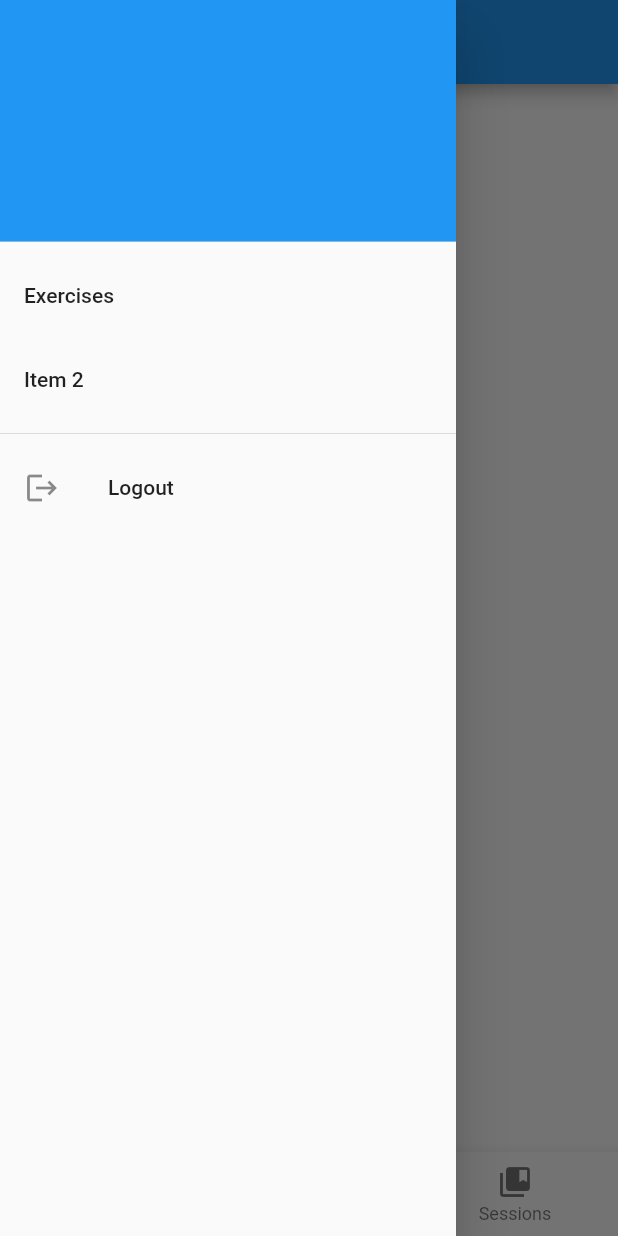
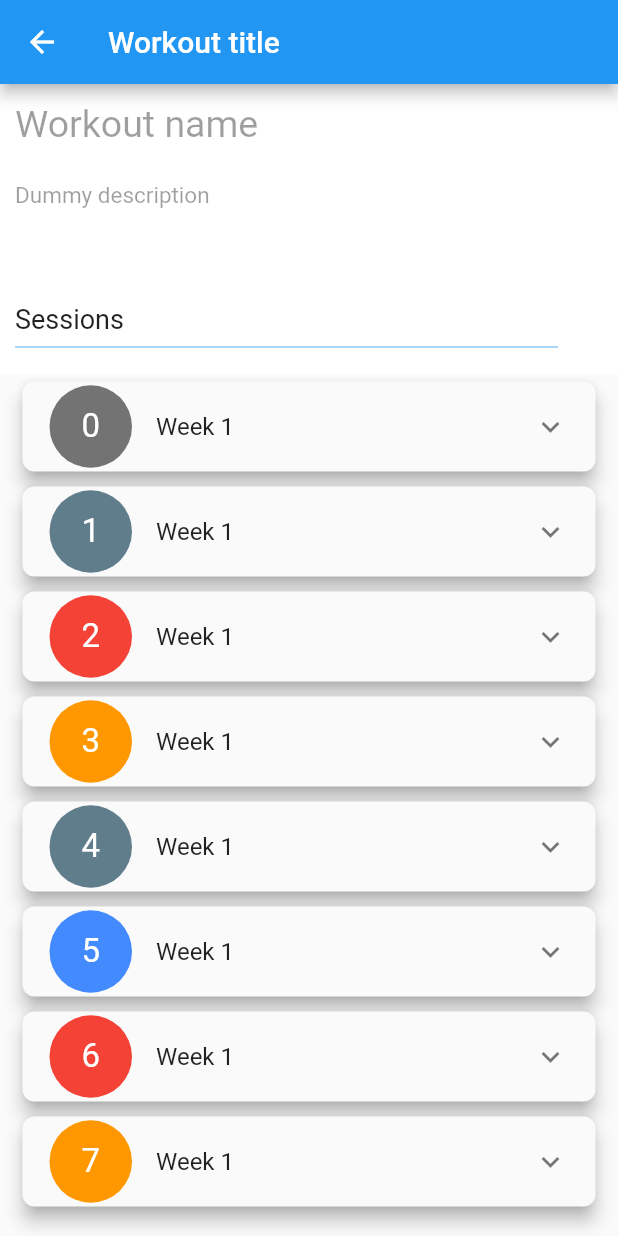
Before and after one commit to pablintino/training-app, a Flutter app: the HomeTabbedWidget screen opened directly, in the side drawer, after a tap on "Item 2", on a phone screen of 412 x 824 dp. Run offline on Flutter 3.47's test engine with Material 2 defaults, Android fonts, the phone set to English and light mode, and no system bars; drawn by our look-alikes of expansion_tile_card; our stand-ins replace bloc, bloc_concurrency, equatable, flutter_bloc, flutter_secure_storage, flutter_slidable and 3 more; missing offline and left inert: flutter_appauth; accounts and stored records are empty; network calls fail.

Commit message:
Added temporal workout detail widget design

```diff
--- a/lib/main.dart
+++ b/lib/main.dart
@@ -9,6 +9,7 @@ import 'package:training_app/repositories/user_auth_repository.dart';
 import 'package:training_app/widgets/exercise_screen/exercise_list_screen_widget.dart';
 import 'package:training_app/widgets/login_screen_widget/login_screen_widget.dart';
 import 'package:training_app/widgets/main_app_widget/main_app_widget.dart';
+import 'package:training_app/widgets/workout_creation_screen_widget/workout_creation_wizard_screen_widget.dart';
 
 void main() {
   WidgetsFlutterBinding.ensureInitialized();
@@ -31,6 +32,7 @@ class MyApp extends StatelessWidget {
             primarySwatch: Colors.blue,
           ),
           routes: {
+            '/test-wizard': (context) => TestStepper(),
             AppRoutes.DEFAULT_ROUTE: (context) => LoginScreenWidget(),
             AppRoutes.LOGIN_SCREEN_ROUTE: (context) => LoginScreenWidget(),
             AppRoutes.HOME_SCREEN_ROUTE: (context) => MainAppWidget(),
--- a/lib/widgets/drawer_navigation_widget/drawer_navigation_widget.dart
+++ b/lib/widgets/drawer_navigation_widget/drawer_navigation_widget.dart
@@ -33,7 +33,7 @@ class DrawerNavigationWidget extends StatelessWidget {
             title: const Text('Item 2'),
             onTap: () {
               // Update the state of the app.
-              // ...
+              Navigator.of(context).pushNamed('/test-wizard');
             },
           ),
           Divider(),
--- /dev/null
+++ b/lib/widgets/workout_creation_screen_widget/workout_creation_wizard_screen_widget.dart
@@ -0,0 +1,265 @@
+import 'package:expansion_tile_card/expansion_tile_card.dart';
+import 'package:flutter/material.dart';
+import 'package:training_app/widgets/two_letters_icon/two_letters_icon.dart';
+
+class TestStepper extends StatelessWidget {
+  const TestStepper({Key? key}) : super(key: key);
+
+  static const String _title = 'Workout title';
+
+  @override
+  Widget build(BuildContext context) {
+    return Scaffold(
+      appBar: AppBar(title: const Text(_title)),
+      body: Widget2(),
+    );
+  }
+}
+
+class Widget2 extends StatefulWidget {
+  @override
+  State<StatefulWidget> createState() => _Widget2State();
+}
+
+class _Widget2State extends State<Widget2> with SingleTickerProviderStateMixin {
+  TabController? controller;
+
+  @override
+  void initState() {
+    super.initState();
+    controller = TabController(length: 3, vsync: this);
+  }
+
+  @override
+  Widget build(BuildContext context) {
+    return NestedScrollView(
+      headerSliverBuilder: (BuildContext context, bool innerBoxIsScrolled) {
+        return [
+          SliverAppBar(
+            automaticallyImplyLeading: false,
+            pinned: false,
+            backgroundColor: Colors.white,
+            flexibleSpace: FlexibleSpaceBar(
+              collapseMode: CollapseMode.pin,
+              background: Column(
+                crossAxisAlignment: CrossAxisAlignment.start,
+                children: <Widget>[
+                  Padding(
+                    padding:
+                        const EdgeInsets.symmetric(vertical: 0, horizontal: 10),
+                    child: TextFormField(
+                      enabled: false,
+                      decoration: InputDecoration(
+                        border: InputBorder.none,
+                        hintText: 'Workout name',
+                      ),
+                      initialValue: 'Workout name',
+                      style: TextStyle(fontSize: 25.0),
+                      textAlign: TextAlign.left,
+                    ),
+                  ),
+                  Padding(
+                    padding:
+                        const EdgeInsets.symmetric(vertical: 0, horizontal: 10),
+                    child: TextFormField(
+                      enabled: false,
+                      decoration: InputDecoration(
+                        border: InputBorder.none,
+                        hintText: 'Workout description',
+                      ),
+                      initialValue:
+                          'Dummy description',
+                      style: TextStyle(fontSize: 15.0),
+                      maxLines: 3,
+                      textAlign: TextAlign.left,
+                    ),
+                  ),
+                ],
+              ),
+            ),
+            bottom: PreferredSize(
+              preferredSize:
+                  Size(double.infinity, MediaQuery.of(context).size.height / 6),
+              child: Padding(
+                padding: const EdgeInsets.all(10.0),
+                child: Column(
+                  children: [
+                    Container(
+                      alignment: AlignmentDirectional.topStart,
+                      child: Text(
+                        'Sessions',
+                        style: TextStyle(fontSize: 18.0),
+                        textAlign: TextAlign.left,
+                      ),
+                    ),
+                    Row(
+                      children: [
+                        Container(
+                          width: MediaQuery.of(context).size.width - 50,
+                          child: Divider(
+                            thickness: 1,
+                            color: Colors.blue.withOpacity(0.5),
+                          ),
+                        ),
+                        Expanded(child: Container())
+                      ],
+                    )
+                  ],
+                ),
+              ),
+            ),
+          )
+        ];
+      },
+      body: Padding(
+          padding: EdgeInsets.symmetric(vertical: 0, horizontal: 10),
+          child: ListView.builder(
+            itemBuilder: (_, idx) => TestCardWidget(idx),
+            itemCount: 8,
+          )),
+    );
+  }
+}
+
+class TestCardWidget extends StatefulWidget {
+  final int itemNumber;
+
+  const TestCardWidget(this.itemNumber, {Key? key}) : super(key: key);
+
+  @override
+  State<StatefulWidget> createState() => _TestCardState(itemNumber);
+}
+
+class _TestCardState extends State<TestCardWidget> {
+
+  final int itemNumber;
+
+  final List<int> _items = List<int>.generate(5, (int index) => index);
+  final GlobalKey<ExpansionTileCardState> cardA = new GlobalKey();
+
+  _TestCardState(this.itemNumber);
+
+  @override
+  Widget build(BuildContext context) {
+    final ButtonStyle flatButtonStyle = TextButton.styleFrom(
+      shape: const RoundedRectangleBorder(
+        borderRadius: BorderRadius.all(Radius.circular(4.0)),
+      ),
+    );
+    return Padding(
+      padding: const EdgeInsets.all(5.0),
+      child: ExpansionTileCard(
+        key: cardA,
+        leading: TwoLettersIcon('$itemNumber'),
+        initialElevation: 5.0,
+        elevation: 5.0,
+        title: Text('Week 1'),
+        //subtitle: Text('I expand, too!'),
+        children: <Widget>[
+          Divider(
+            thickness: 1.0,
+            height: 1.0,
+          ),
+          Align(
+            alignment: Alignment.centerLeft,
+            child: Padding(
+              padding: const EdgeInsets.symmetric(
+                horizontal: 16.0,
+                vertical: 8.0,
+              ),
+              child: _buildList(context),
+            ),
+          ),
+          ButtonBar(
+            alignment: MainAxisAlignment.spaceAround,
+            buttonHeight: 52.0,
+            buttonMinWidth: 90.0,
+            children: <Widget>[
+              TextButton(
+                style: flatButtonStyle,
+                onPressed: () {
+                  cardA.currentState?.collapse();
+                },
+                child: Column(
+                  children: <Widget>[
+                    Icon(Icons.delete, color: Colors.red),
+                    Padding(
+                      padding: const EdgeInsets.symmetric(vertical: 2.0),
+                    ),
+                    Text(
+                      'Close',
+                      style: TextStyle(color: Colors.red),
+                    ),
+                  ],
+                ),
+              ),
+              TextButton(
+                style: flatButtonStyle,
+                onPressed: () {
+                  cardA.currentState?.toggleExpansion();
+                },
+                child: Column(
+                  children: <Widget>[
+                    Icon(Icons.add),
+                    Padding(
+                      padding: const EdgeInsets.symmetric(vertical: 2.0),
+                    ),
+                    Text('Add'),
+                  ],
+                ),
+              ),
+            ],
+          ),
+        ],
+      ),
+    );
+  }
+
+  Widget _buildList(BuildContext buildContext) {
+    return ReorderableListView.builder(
+      onReorder: (int oldIndex, int newIndex) {
+        setState(() {
+          if (oldIndex < newIndex) {
+            newIndex -= 1;
+          }
+          final int item = _items.removeAt(oldIndex);
+          _items.insert(newIndex, item);
+        });
+      },
+      scrollDirection: Axis.vertical,
+      shrinkWrap: true,
+      itemBuilder: (BuildContext context, int index) {
+        return Padding(
+          key: Key('$index'),
+          padding: EdgeInsets.symmetric(vertical: 0),
+          child: Card(
+            //shape: RoundedRectangleBorder(
+            //  borderRadius: BorderRadius.circular(5),
+              //side: BorderSide(
+              //color: Colors.black,
+              //),
+            //),
+            elevation: 2,
+            //shadowColor: Colors.red,
+            child: ListTile(
+              //leading: const Icon(Icons.flight_land),
+              title: Text(
+                'Day $index',
+                style: TextStyle(
+                  fontSize: 15,
+                  //COLOR DEL TEXTO TITULO
+                  //color: Colors.blueAccent,
+                ),
+              ),
+              //subtitle: Text(
+              //  'Sub Title',
+              //),
+              trailing: const Icon(Icons.drag_indicator),
+            ),
+          ),
+        );
+      },
+      itemCount: 5,
+    );
+  }
+}
--- a/pubspec.yaml
+++ b/pubspec.yaml
@@ -35,6 +35,7 @@ dependencies:
   tuple: ^2.0.0
   flutter_slidable: ^1.2.0
   rxdart: ^0.27.3
+  expansion_tile_card: ^2.0.0
 
   # The following adds the Cupertino Icons font to your application.
   # Use with the CupertinoIcons class for iOS style icons.
```
Also changed, not shown: pubspec.lock.
